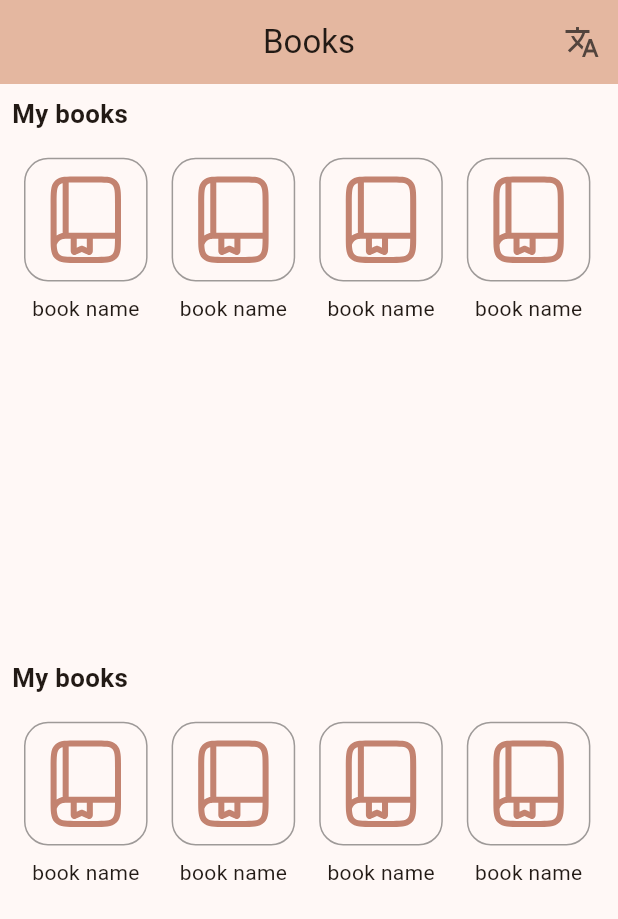
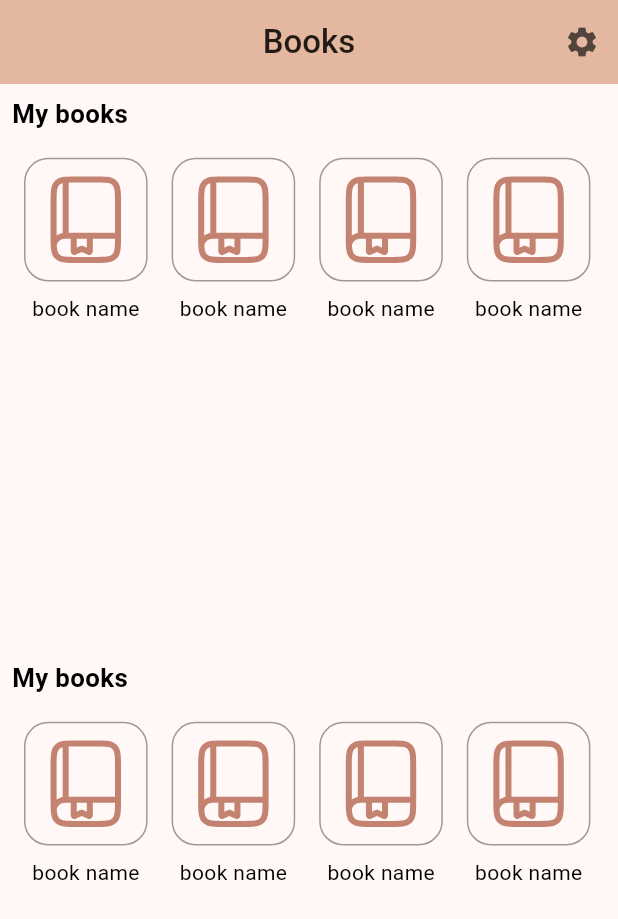
Before and after one commit to GozdeAA/fav_books, a Flutter app: the screen it shows after launch, on a phone screen of 412 x 824 dp. Shown: the top 919 px of the screen. Run offline on Flutter 3.47's test engine with Material 3 defaults, Android fonts, the phone set to English and light mode, and no system bars; our stand-ins replace bloc, dio, flutter_bloc, flutter_svg, freezed_annotation, hive; accounts and stored records are empty; generated files the repository leaves out were written again.

Commit message:
theme, settings page

```diff
--- /dev/null
+++ b/lib/core/constants/box_constants.dart
@@ -0,0 +1,4 @@
+class BoxConstants{
+  static const String themeBox = "THEME";
+  static const String projects = "BOOKS";
+}
--- /dev/null
+++ b/lib/core/theme/dark_theme.dart
@@ -0,0 +1,32 @@
+import 'package:flutter/material.dart';
+
+import 'app_colors.dart';
+
+class DarkTheme {
+  static final themeData = ThemeData(
+    colorScheme: ColorScheme.fromSeed(
+        seedColor: AppColors.primary, brightness: Brightness.dark),
+    brightness: Brightness.dark,
+    textTheme: const TextTheme(
+      headlineLarge: TextStyle(
+          fontSize: 32, fontWeight: FontWeight.w400, color: AppColors.white),
+      headlineMedium: TextStyle(
+          fontSize: 28, fontWeight: FontWeight.w400, color: AppColors.white),
+      headlineSmall: TextStyle(
+          fontSize: 24, fontWeight: FontWeight.w400, color: AppColors.white),
+      titleLarge: TextStyle(
+          fontSize: 22, fontWeight: FontWeight.w500, color: AppColors.white),
+      titleMedium: TextStyle(
+          fontSize: 16, fontWeight: FontWeight.w500, color: AppColors.white),
+      titleSmall: TextStyle(
+          fontSize: 14, fontWeight: FontWeight.w500, color: AppColors.white),
+      bodyLarge: TextStyle(
+          fontSize: 16, fontWeight: FontWeight.w400, color: AppColors.white),
+      bodyMedium: TextStyle(
+          fontSize: 14, fontWeight: FontWeight.w400, color: AppColors.white),
+      bodySmall: TextStyle(
+          fontSize: 12, fontWeight: FontWeight.w400, color: AppColors.white),
+    ),
+    useMaterial3: true,
+  );
+}
--- /dev/null
+++ b/lib/core/theme/light_theme.dart
@@ -0,0 +1,32 @@
+import 'package:flutter/material.dart';
+
+import 'app_colors.dart';
+
+class LightTheme {
+  static final themeData = ThemeData(
+    colorScheme: ColorScheme.fromSeed(
+        seedColor: AppColors.primary, brightness: Brightness.light),
+    brightness: Brightness.light,
+    textTheme: const TextTheme(
+      headlineLarge: TextStyle(
+          fontSize: 32, fontWeight: FontWeight.w400, color: AppColors.black),
+      headlineMedium: TextStyle(
+          fontSize: 28, fontWeight: FontWeight.w400, color: AppColors.black),
+      headlineSmall: TextStyle(
+          fontSize: 24, fontWeight: FontWeight.w400, color: AppColors.black),
+      titleLarge: TextStyle(
+          fontSize: 22, fontWeight: FontWeight.w500, color: AppColors.black),
+      titleMedium: TextStyle(
+          fontSize: 16, fontWeight: FontWeight.w500, color: AppColors.black),
+      titleSmall: TextStyle(
+          fontSize: 14, fontWeight: FontWeight.w500, color: AppColors.black),
+      bodyLarge: TextStyle(
+          fontSize: 16, fontWeight: FontWeight.w400, color: AppColors.black),
+      bodyMedium: TextStyle(
+          fontSize: 14, fontWeight: FontWeight.w400, color: AppColors.black),
+      bodySmall: TextStyle(
+          fontSize: 12, fontWeight: FontWeight.w400, color: AppColors.black),
+    ),
+    useMaterial3: true,
+  );
+}
--- a/lib/feature/home/presentation/home_page.dart
+++ b/lib/feature/home/presentation/home_page.dart
@@ -1,5 +1,7 @@
 import 'package:fav_books/core/extensions/sizer_extension.dart';
 import 'package:fav_books/core/theme/app_colors.dart';
+import 'package:fav_books/feature/settings/page/presentation/settings_page.dart';
+import 'package:flutter/cupertino.dart';
 import 'package:flutter/material.dart';
 import 'package:flutter_bloc/flutter_bloc.dart';
 import 'package:flutter_svg/svg.dart';
@@ -16,11 +18,14 @@ class HomePage extends StatelessWidget {
         title: Text(AppLocalizations.of(context)?.books ?? ""),
         backgroundColor: AppColors.primary,
         centerTitle: true,
-        actions: [IconButton(onPressed: (){
-          context
-              .read<LocalizationBloc>()
-              .add(ChangedLocalization());
-        }, icon: Icon(Icons.translate))],
+        actions: [
+          IconButton(
+              onPressed: () {
+                Navigator.of(context).push(
+                    CupertinoPageRoute(builder: (context) => SettingsPage()));
+              },
+              icon: Icon(Icons.settings))
+        ],
       ),
       body: SafeArea(
           child: Padding(
--- a/lib/feature/settings/localization/application/localization_event.dart
+++ b/lib/feature/settings/localization/application/localization_event.dart
@@ -3,5 +3,5 @@ part of 'localization_bloc.dart';
 @freezed
 class LocalizationEvent with _$LocalizationEvent {
   const factory LocalizationEvent.initialiseLocalization() = InitialiseLocalization;
-  const factory LocalizationEvent.changedLocalization() = ChangedLocalization;
+  const factory LocalizationEvent.changedLocalization({required Locale locale}) = ChangedLocalization;
 }
--- /dev/null
+++ b/lib/feature/settings/page/application/settings_state.dart
@@ -0,0 +1,6 @@
+part of 'settings_bloc.dart';
+
+@freezed
+class SettingsState with _$SettingsState {
+  const factory SettingsState.initial() = _Initial;
+}
--- /dev/null
+++ b/lib/feature/settings/theme/application/theme_bloc.dart
@@ -0,0 +1,56 @@
+import 'dart:async';
+
+import 'package:flutter/material.dart';
+import 'package:flutter_bloc/flutter_bloc.dart';
+import 'package:freezed_annotation/freezed_annotation.dart';
+import 'package:hive/hive.dart';
+
+import '../../../../core/constants/box_constants.dart';
+import '../../../../core/theme/dark_theme.dart';
+import '../../../../core/theme/light_theme.dart';
+
+part 'theme_event.dart';
+part 'theme_state.dart';
+part 'theme_bloc.freezed.dart';
+
+class ThemeBloc extends Bloc<ThemeEvent, ThemeState> {
+  ThemeBloc() : super(ThemeState.initial()) {
+    on<InitialTheme>(_initialTheme);
+    on<ChangeAppTheme>(_changeAppTheme);
+  }
+
+  FutureOr<void> _initialTheme(
+      InitialTheme event, Emitter<ThemeState> emit) async {
+    var themeBox = await Hive.openBox<String>(BoxConstants.themeBox);
+    String? themeData = themeBox.get('currentTheme');
+    if (themeData == null || themeData.isEmpty) {
+      await changeAndSaveTheme(emit: emit, selectedTheme: LightTheme.themeData);
+    } else {
+      if (themeData == Brightness.light.name) {
+        await changeAndSaveTheme(
+            emit: emit, selectedTheme: LightTheme.themeData);
+      } else {
+        await changeAndSaveTheme(
+            emit: emit, selectedTheme: DarkTheme.themeData);
+      }
+    }
+  }
+
+  Future<void> changeAndSaveTheme(
+      {required ThemeData selectedTheme,
+        required Emitter<ThemeState> emit}) async {
+    var themeBox = await Hive.openBox<String>(BoxConstants.themeBox);
+    emit(state.copyWith(currentTheme: selectedTheme));
+    await themeBox.put('currentTheme', selectedTheme.brightness.name);
+  }
+
+  Future<void> _changeAppTheme(
+      ChangeAppTheme event, Emitter<ThemeState> emit) async {
+    if (state.currentTheme!.brightness.name ==
+        LightTheme.themeData.brightness.name) {
+      await changeAndSaveTheme(emit: emit, selectedTheme: DarkTheme.themeData);
+    } else {
+      await changeAndSaveTheme(emit: emit, selectedTheme: LightTheme.themeData);
+    }
+  }
+}
--- /dev/null
+++ b/lib/feature/settings/theme/application/theme_event.dart
@@ -0,0 +1,7 @@
+part of 'theme_bloc.dart';
+
+@freezed
+class ThemeEvent with _$ThemeEvent {
+  const factory ThemeEvent.initialTheme() = InitialTheme;
+  const factory ThemeEvent.changeAppTheme() = ChangeAppTheme;
+}
--- /dev/null
+++ b/lib/feature/settings/theme/application/theme_state.dart
@@ -0,0 +1,8 @@
+part of 'theme_bloc.dart';
+
+@freezed
+class ThemeState with _$ThemeState {
+  factory ThemeState({ThemeData? currentTheme}) = _ThemeState;
+
+  factory ThemeState.initial() => ThemeState();
+}
--- a/lib/l10n/app_en.arb
+++ b/lib/l10n/app_en.arb
@@ -1,6 +1,7 @@
 {
     "title": "Title",
     "author":"Author",
-    "books": "Books"
+    "books": "Books",
+    "settings":"Settings"
 
 }
--- a/lib/l10n/app_tr.arb
+++ b/lib/l10n/app_tr.arb
@@ -1,5 +1,6 @@
 {
     "title": "Başlık",
     "author":"Yazar",
-    "books": "Kitaplar"
+    "books": "Kitaplar",
+    "settings":"Ayarlar"
 }
--- a/lib/main.dart
+++ b/lib/main.dart
@@ -1,17 +1,22 @@
 import 'package:fav_books/core/storage_manager/storage_manager.dart';
-import 'package:fav_books/core/theme/app_colors.dart';
 import 'package:fav_books/feature/home/presentation/home_page.dart';
+import 'package:fav_books/feature/settings/page/application/settings_bloc.dart';
 import 'package:flutter/material.dart';
 import 'package:flutter_bloc/flutter_bloc.dart';
 import 'package:flutter_gen/gen_l10n/app_localizations.dart';
 import 'package:flutter_localizations/flutter_localizations.dart';
 import 'feature/settings/localization/application/localization_bloc.dart';
+import 'feature/settings/theme/application/theme_bloc.dart';
 
 Future<void> main() async {
   WidgetsFlutterBinding.ensureInitialized();
   await StorageManager.cacheManager.setUpHive();
   runApp(MultiBlocProvider(providers: [
     //blocs
+    BlocProvider(
+        lazy: false,
+        create: (context) => ThemeBloc()..add(const InitialTheme())),
+    BlocProvider(create: (context) => SettingsBloc()),
     BlocProvider(
         lazy: false,
         create: (context) =>
@@ -21,16 +26,16 @@ Future<void> main() async {
 
 class MyApp extends StatelessWidget {
   const MyApp({super.key});
+
   @override
   Widget build(BuildContext context) {
+    return BlocBuilder<ThemeBloc, ThemeState>(
+      builder: (context, themeState) {
         return BlocBuilder<LocalizationBloc, LocalizationState>(
           builder: (context, state) {
             return MaterialApp(
                 title: 'Favourite Books',
-            theme: ThemeData(
-              colorScheme: ColorScheme.fromSeed(seedColor: AppColors.primary),
-              useMaterial3: true,
-            ),
+                theme: themeState.currentTheme,
                 locale: state.locale,
                 supportedLocales: AppLocalizations.supportedLocales,
                 localizationsDelegates: const [
@@ -42,5 +47,7 @@ class MyApp extends StatelessWidget {
                 home: HomePage());
           },
         );
+      },
+    );
   }
 }
--- a/pubspec.yaml
+++ b/pubspec.yaml
@@ -43,7 +43,6 @@ flutter:
   generate: true
   uses-material-design: true
   assets:
-    - assets/fonts/
     - assets/icons/
 
   # example:
```
Also changed, not shown: lib/feature/detail/presentation/detail_page.dart (+5 -4 lines), lib/feature/favourites/presentation/favourites_page.dart (+4 -4 lines), lib/feature/settings/localization/application/localization_bloc.dart (+3 -9 lines), lib/feature/settings/page/application/settings_bloc.dart (added, +33 -0 lines), lib/feature/settings/page/application/settings_event.dart (added, +8 -0 lines), lib/feature/settings/page/presentation/settings_page.dart (added, +63 -0 lines), lib/feature/settings/localization/application/localization_bloc.freezed.dart, lib/feature/settings/page/application/settings_bloc.freezed.dart (added), lib/feature/settings/theme/application/theme_bloc.freezed.dart (added). Lines whose indentation alone changed are shown as unchanged.
